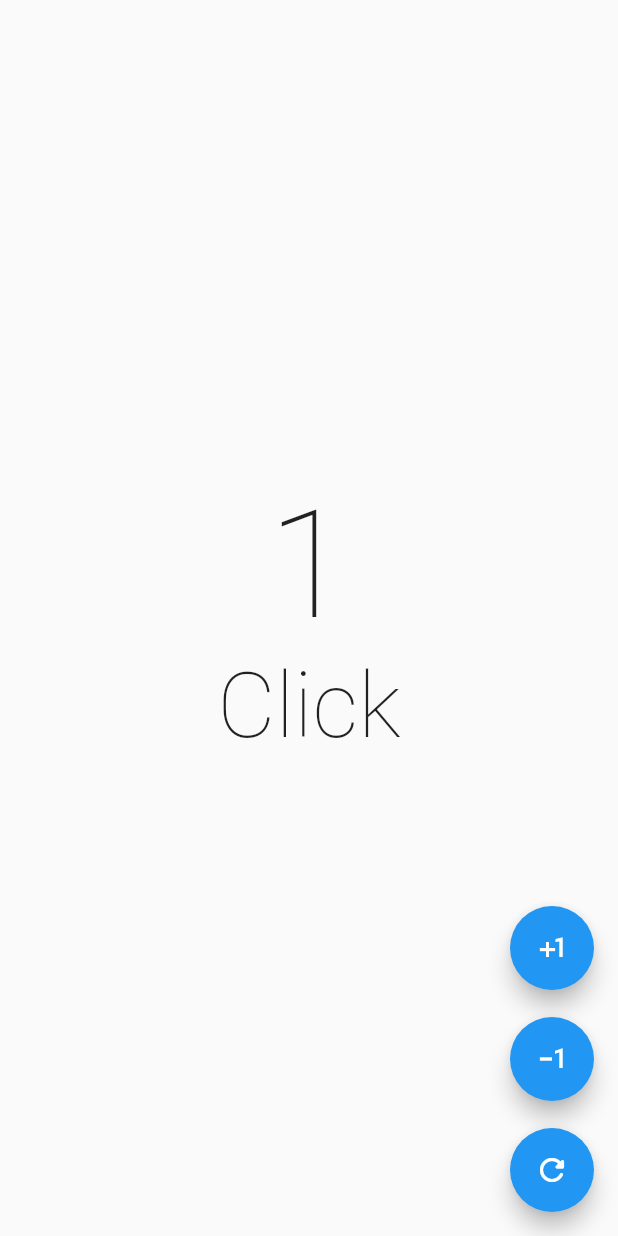
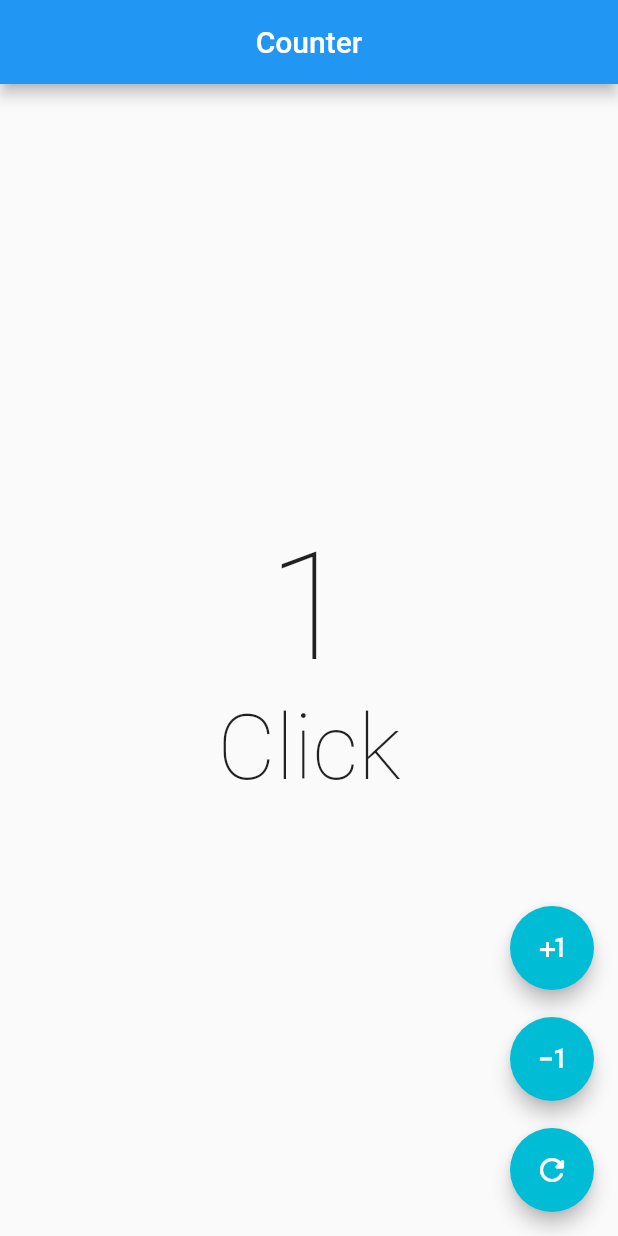
Before and after one commit to Fernimauri/trabajoEnClase, a Flutter app: the screen it shows after launch, after a tap on the "plus one" icon, on a phone screen of 412 x 824 dp. Run offline on Flutter 3.47's test engine with Material 2 defaults, Android fonts, the phone set to English and light mode, and no system bars.

Commit message:
Botones estandar 12/10

```diff
--- a/lib/counter_screen.dart
+++ b/lib/counter_screen.dart
@@ -1,3 +1,4 @@
+import 'package:aplicacionenclase/presentacion/components.dart';
 import 'package:flutter/material.dart';
 
 class Counter extends StatefulWidget {
@@ -24,6 +25,7 @@ class _CounterState extends State<Counter> {
   @override
   Widget build(BuildContext context) {
     return Scaffold(
+      appBar: AppBar(title: const Center(child: Text('Counter'))),
       body: Center(
         child: Column(
           mainAxisAlignment: MainAxisAlignment.center,
@@ -33,55 +35,47 @@ class _CounterState extends State<Counter> {
               style:
                   const TextStyle(fontSize: 100, fontWeight: FontWeight.w100),
             ),
-             Text(click,
-                style: TextStyle(fontSize: 60, fontWeight: FontWeight.w100))
+            Text(click,
+                style: const TextStyle(fontSize: 60, fontWeight: FontWeight.w100))
           ],
         ),
       ),
       floatingActionButton: Column(
         mainAxisAlignment: MainAxisAlignment.end,
         children: [
-          FloatingActionButton(
+          CustomButton(
+              icon: Icons.plus_one,
               onPressed: () {
                 setState(() {
                   num++;
-                  if(num>1){
-                    click = 'Clicks';
-                  }
                 });
-              },
-              child: const Icon(Icons.plus_one)
-              ),
+              }),
           const SizedBox(height: 18),
-          FloatingActionButton(
+          CustomButton(
+              icon: Icons.exposure_minus_1,
               onPressed: () {
                 setState(() {
-
                   if (num > 0) {
                     num--;
                   }
                   if (num < 2) {
                     click = 'Click';
                   }
-                });
-              },
-              child: const Icon(Icons.exposure_minus_1)
+                }
+                );
+              }
               ),
-              const SizedBox(height: 18),
-          FloatingActionButton(
+                const SizedBox(height: 18),
+               CustomButton(
+              icon: Icons.refresh_rounded,
               onPressed: () {
                 setState(() {
                   num = 0;
                   click = 'Click';
-                }
-              );
-              },
-              child: const Icon(Icons.refresh_rounded)
-              )
+                });
+              }),
         ],
-
       ),
-
     );
   }
 }
--- /dev/null
+++ b/lib/presentacion/components.dart
@@ -0,0 +1,19 @@
+import 'package:flutter/material.dart';
+
+class CustomButton extends StatelessWidget{
+
+  final IconData icon;
+  final VoidCallback? onPressed;
+  const CustomButton({super.key, required this.icon, this.onPressed});
+
+  @override
+  Widget build(BuildContext context){
+    return FloatingActionButton(
+
+      elevation: 5,
+      backgroundColor: Colors.cyan,
+      onPressed: onPressed,
+      child: Icon(icon),
+    );
+  }
+}
```
